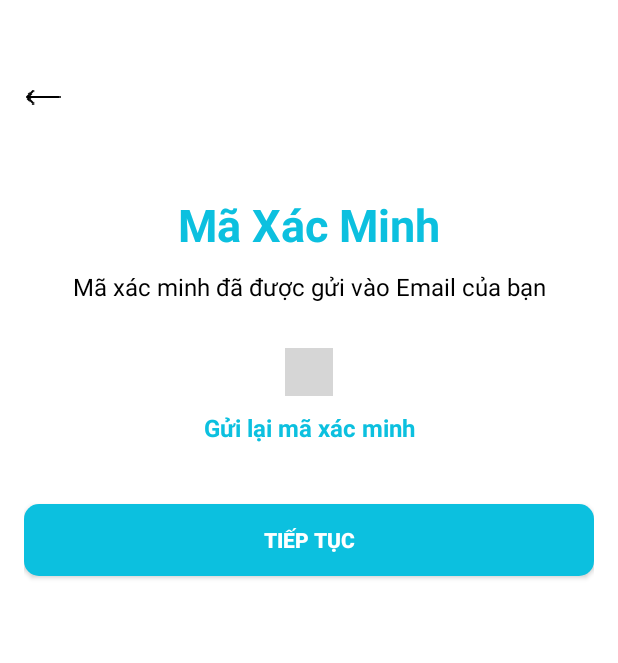
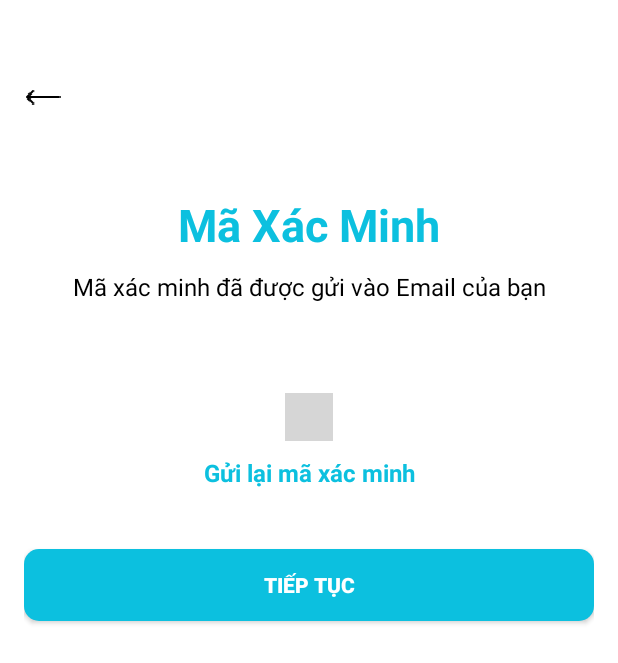
Before and after one commit to vanh6803/MD_04_Fmarket_Fontend, an Android app: the VerifiPassWord screen opened directly, with no data from a screen before it, on a phone screen of 412 x 824 dp. Shown: the top 663 px of the screen. Run offline under Robolectric (Android 15) with nearby library versions, the phone set to English and light mode, and no system bars; plain views replace PinView; grey boxes are pictures that could not be loaded.

Commit message:
nmn update verifi_pass.xml,

```diff
--- a/app/src/main/res/layout/verifi_pass.xml
+++ b/app/src/main/res/layout/verifi_pass.xml
@@ -34,22 +34,27 @@
         android:layout_height="wrap_content"/>
 
     <com.chaos.view.PinView
+        app:itemSpacing="30dp"
+        android:itemBackground="#D9D9D9"
         app:lineColor="@color/transparent"
-        app:itemSpacing="30dp"
-        android:id="@+id/pin_view"
+        android:id="@+id/pinview"
+        app:itemCount="4"
+        app:itemWidth="60dp"
+        app:itemHeight="60dp"
+        android:gravity="center"
+        android:layout_marginTop="60dp"
         android:layout_width="wrap_content"
         android:layout_height="wrap_content"
         android:layout_gravity="center"
-        android:layout_marginTop="30dp"
-        android:cursorVisible="false"
         android:inputType="number"
-        android:itemBackground="#D9D9D9"
-        app:cursorColor="@color/black"
-        app:hideLineWhenFilled="true"
-        app:itemCount="4"
-        app:itemHeight="60dp"
-        app:itemRadius="8dp"
-        app:itemWidth="60dp" />
+        android:cursorVisible="true"
+        app:hideLineWhenFilled="false"
+        app:itemRadius="10dp"
+        style="@style/PinWidget.PinView"
+        app:layout_constraintRight_toRightOf="parent"
+        app:layout_constraintLeft_toLeftOf="parent"
+        app:layout_constraintTop_toTopOf="parent"
+        ></com.chaos.view.PinView>
 
 
     <TextView
```
